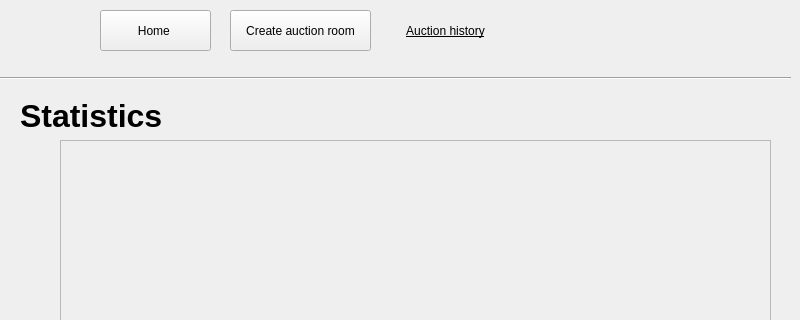
TuanAnhNguyenCo/Auction, file GUI/historypage.ui: the form before one commit; both pictures show x 0 to 800 and y 0 to 320 of the 800 by 600 pixel window.
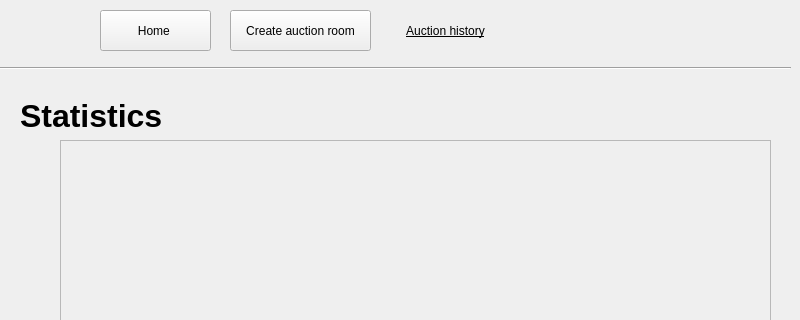
The form after the commit.

The edit to the form file:
```diff
--- a/GUI/historypage.ui
+++ b/GUI/historypage.ui
@@ -90,7 +90,7 @@
      <property name="geometry">
       <rect>
        <x>-10</x>
-       <y>70</y>
+       <y>60</y>
        <width>801</width>
        <height>16</height>
       </rect>
```
